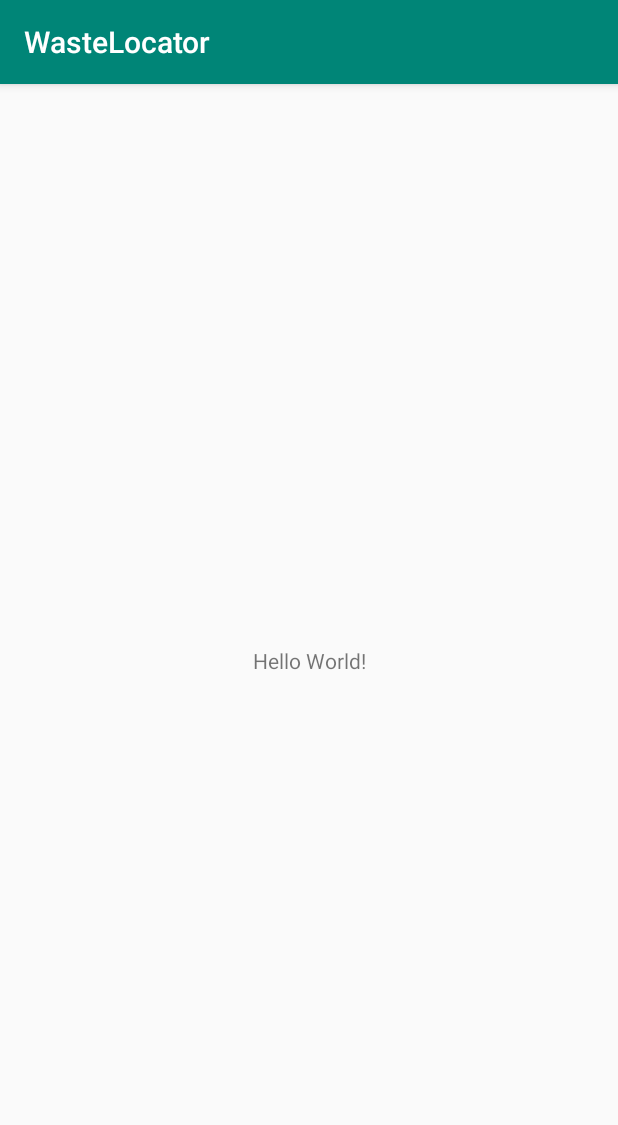
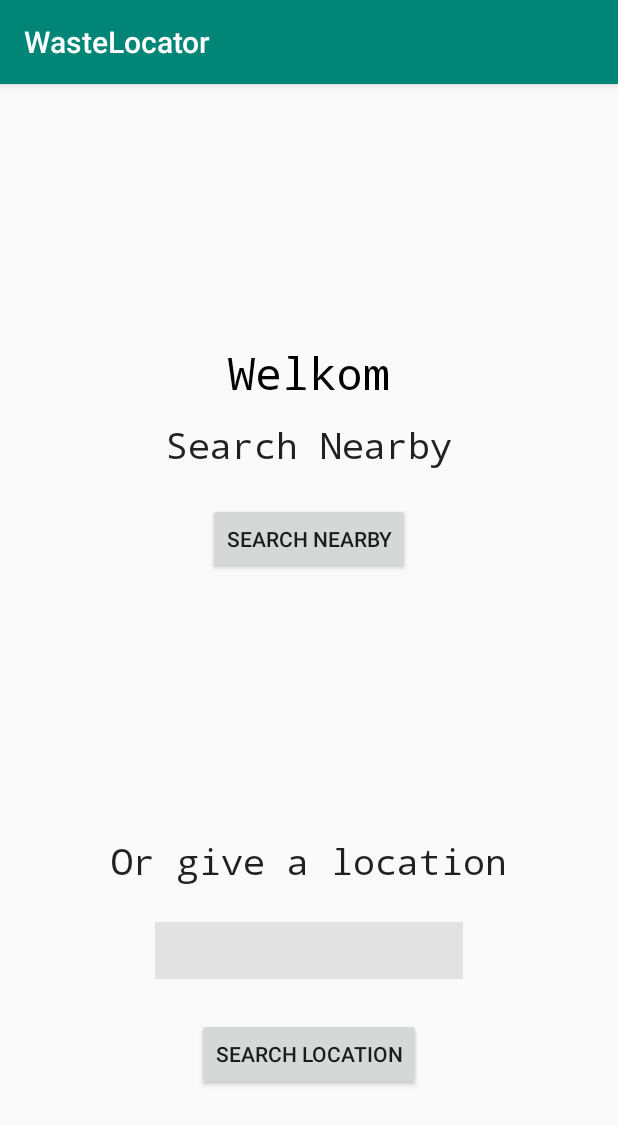
Before and after one commit to jaggrh95/DIGITAL-ECONOMY, an Android app: the ActivityVoorMapV2 screen opened directly, with no data from a screen before it, on a phone screen of 412 x 824 dp. Shown: the top 1125 px of the screen. Run offline under Robolectric (Android 15) with nearby library versions, the phone set to English and light mode, and no system bars.

Commit message:
map added

```diff
--- a/app/src/main/AndroidManifest.xml
+++ b/app/src/main/AndroidManifest.xml
@@ -4,7 +4,6 @@
 
     <uses-permission android:name="android.permission.ACCESS_COARSE_LOCATION" />
     <uses-permission android:name="android.permission.ACCESS_FINE_LOCATION" />
-
 
     <application
         android:allowBackup="true"
@@ -13,7 +12,7 @@
         android:roundIcon="@mipmap/ic_launcher_round"
         android:supportsRtl="true"
         android:theme="@style/AppTheme">
-        <activity android:name=".ActivityVoorMap"></activity>
+        <activity android:name=".ActivityVoorMapV2"></activity>
         <activity android:name=".MapActivity" />
         <activity android:name=".MainActivity">
             <intent-filter>
@@ -22,6 +21,7 @@
                 <category android:name="android.intent.category.LAUNCHER" />
             </intent-filter>
         </activity>
+
         <service android:name=".BlueServer" />
     </application>
 
--- a/app/src/main/java/com/example/myapplication/ActivityVoorMap.java
+++ b/app/src/main/java/com/example/myapplication/ActivityVoorMapV2.java
@@ -10,21 +10,21 @@ import android.location.Address;
 import android.location.Geocoder;
 import android.location.Location;
 import android.location.LocationManager;
-import android.os.Bundle;
 import android.provider.Settings;
 import android.support.v4.app.ActivityCompat;
 import android.support.v7.app.AppCompatActivity;
+import android.os.Bundle;
+import android.util.Log;
 import android.view.View;
 import android.widget.Button;
 import android.widget.EditText;
 import android.widget.Toast;
 
-
 import java.io.IOException;
 import java.util.List;
 
+public class ActivityVoorMapV2 extends AppCompatActivity {
 
-public class ActivityVoorMap extends AppCompatActivity{
     public static final String EXTRA_MESSAGE =
             "com.example.android.twoactivities.extra.long";
     public static final String EXTRA_MESSAGE1 =
@@ -34,21 +34,16 @@ public class ActivityVoorMap extends AppCompatActivity{
 
     LocationManager locationManager;
     String lattitude,longitude,location;
-    Intent intent;
-    @Override
+    Intent intent; @Override
     protected void onCreate(Bundle savedInstanceState) {
         super.onCreate(savedInstanceState);
-        setContentView(R.layout.activity_main);
+        setContentView(R.layout.activity_voor_map);
 
         ActivityCompat.requestPermissions(this, new String[]{android.Manifest.permission.ACCESS_FINE_LOCATION}, REQUEST_LOCATION);
 
-
-
         intent = new Intent(this, MapActivity.class);
 
-
     }
-
 
     public void onClick(View view) {
 
@@ -62,9 +57,9 @@ public class ActivityVoorMap extends AppCompatActivity{
     }
 
     private void getLocation() {
-        if (ActivityCompat.checkSelfPermission(ActivityVoorMap.this, Manifest.permission.ACCESS_FINE_LOCATION)
+        if (ActivityCompat.checkSelfPermission(ActivityVoorMapV2.this, Manifest.permission.ACCESS_FINE_LOCATION)
                 != PackageManager.PERMISSION_GRANTED && ActivityCompat.checkSelfPermission
-                (ActivityVoorMap.this, Manifest.permission.ACCESS_COARSE_LOCATION) != PackageManager.PERMISSION_GRANTED) {
+                (ActivityVoorMapV2.this, Manifest.permission.ACCESS_COARSE_LOCATION) != PackageManager.PERMISSION_GRANTED) {
 
 
 
@@ -148,7 +143,7 @@ public class ActivityVoorMap extends AppCompatActivity{
         Toast.makeText(this,Locality,Toast.LENGTH_LONG).show();
         String lattitude = String.valueOf(add.getLatitude());
         String longitude = String.valueOf(add.getLongitude());
-
+        Log.d("testjeeeee","test");
         intent.putExtra(EXTRA_MESSAGE,longitude);
         intent.putExtra(EXTRA_MESSAGE1,lattitude);
         startActivity(intent);
--- a/app/src/main/java/com/example/myapplication/MainActivity.java
+++ b/app/src/main/java/com/example/myapplication/MainActivity.java
@@ -6,16 +6,20 @@ import android.content.ServiceConnection;
 import android.os.IBinder;
 import android.support.v7.app.AppCompatActivity;
 import android.os.Bundle;
+import android.view.View;
+import android.widget.Button;
 import android.widget.Toast;
 
 public class MainActivity extends AppCompatActivity {
     boolean mBounded;
     BlueServer myServer;
+    Button knopke;
 
     @Override
     protected void onCreate(Bundle savedInstanceState) {
         super.onCreate(savedInstanceState);
         setContentView(R.layout.activity_main);
+
     }
 
     @Override
@@ -53,4 +57,10 @@ public class MainActivity extends AppCompatActivity {
             mBounded = false;
         }
     };
+
+    public void onclick(View view) {
+        Intent intentje = new Intent(this,ActivityVoorMapV2.class);
+        startActivity(intentje);
+
+    }
 }
--- a/app/src/main/java/com/example/myapplication/MapActivity.java
+++ b/app/src/main/java/com/example/myapplication/MapActivity.java
@@ -40,8 +40,8 @@ public class MapActivity extends FragmentActivity implements OnMapReadyCallback,
         mapFragment.getMapAsync(this);
         Intent intent = getIntent();
 
-        String holderlong = intent.getStringExtra(ActivityVoorMap.EXTRA_MESSAGE);
-        String holderlat = intent.getStringExtra(ActivityVoorMap.EXTRA_MESSAGE1);
+        String holderlong = intent.getStringExtra(ActivityVoorMapV2.EXTRA_MESSAGE);
+        String holderlat = intent.getStringExtra(ActivityVoorMapV2.EXTRA_MESSAGE1);
         Log.i("inmaps",""+holderlat + " en " + holderlong);
         intent1 = new Intent(this,MainActivity.class);
         Longitude =  Double.parseDouble(holderlong);
--- a/app/src/main/res/layout/activity_voor_map.xml
+++ b/app/src/main/res/layout/activity_voor_map.xml
@@ -7,7 +7,7 @@
     android:layout_centerHorizontal="true"
     android:layout_centerVertical="true"
     android:layout_gravity="center"
-    tools:context=".ActivityVoorMap">
+    tools:context=".ActivityVoorMapV2">
 
 
     <RelativeLayout
@@ -30,7 +30,7 @@
             android:layout_weight="1"
             android:fontFamily="monospace"
             android:text="Search Nearby"
-            android:textColor="@android:color/background_light"
+            android:textColor="@color/common_google_signin_btn_text_light_pressed"
             android:textSize="24sp"
             app:layout_constraintStart_toStartOf="parent"
             app:layout_constraintTop_toBottomOf="@+id/textView" />
@@ -75,7 +75,7 @@
             android:layout_weight="1"
             android:fontFamily="monospace"
             android:text="Or give a location"
-            android:textColor="@android:color/background_light"
+            android:textColor="@color/common_google_signin_btn_text_light_pressed"
             android:textSize="24sp"
             app:layout_constraintStart_toStartOf="parent"
             app:layout_constraintTop_toBottomOf="@+id/button" />
@@ -102,7 +102,7 @@
             android:layout_weight="1"
             android:fontFamily="monospace"
             android:text="Welkom"
-            android:textColor="@android:color/background_light"
+            android:textColor="@color/common_google_signin_btn_text_dark_focused"
             android:textSize="30sp"
             app:layout_constraintStart_toStartOf="parent"
             app:layout_constraintTop_toTopOf="parent" />
```
Also changed, not shown: app/src/main/res/layout/activity_main.xml (+12 -0 lines).
